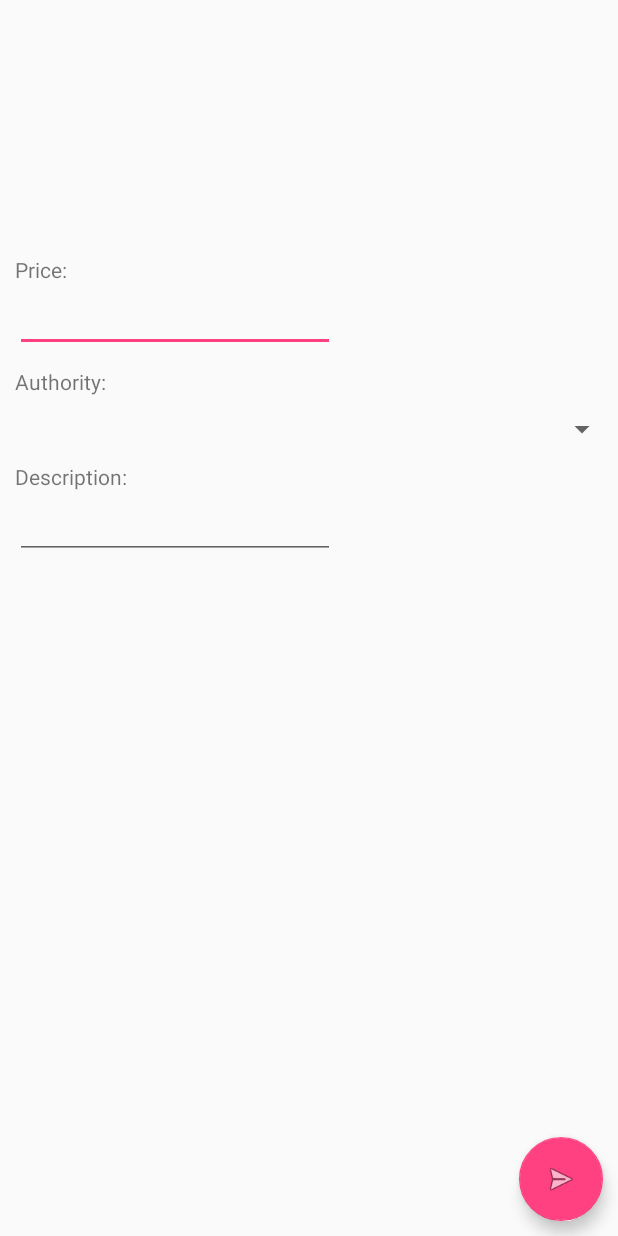
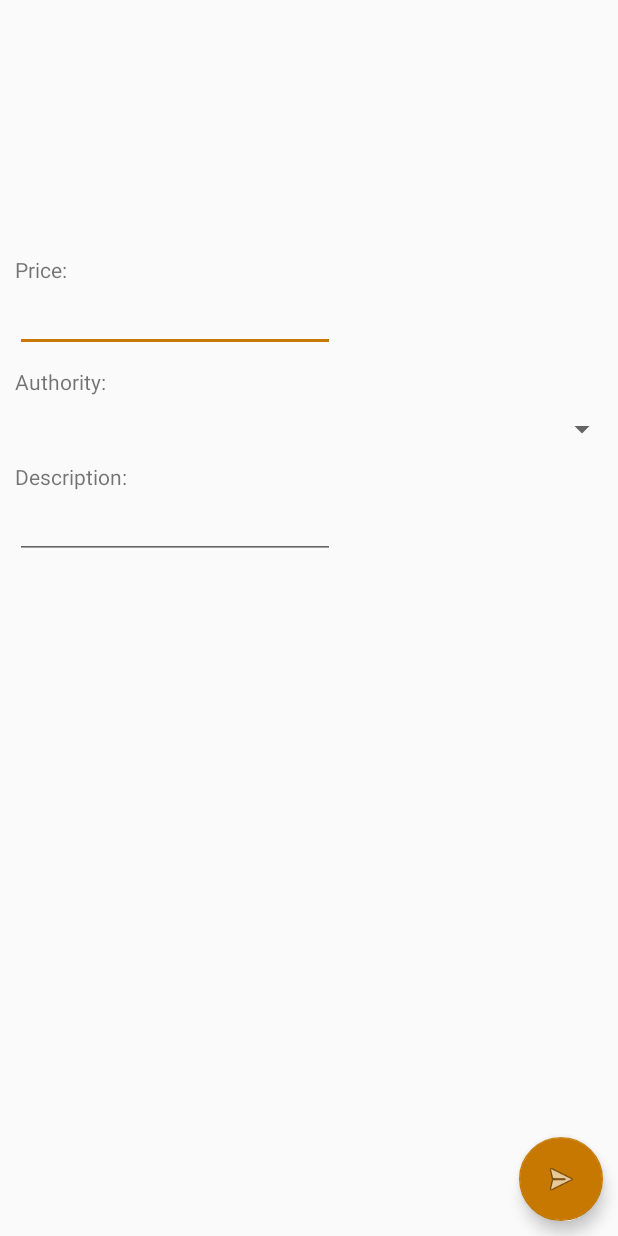
Before and after one commit to NickKrijg/SM33Declaration, an Android app: the screen it shows after launch (NewDeclarationActivity), after a tap on an icon or button, on a phone screen of 412 x 824 dp. Run offline under Robolectric (Android 15) with nearby library versions, the phone set to English and light mode, and no system bars; our stand-ins replace Firebase (no records; nobody signed in at launch, a user with empty details on screens opened directly).

Commit message:
updated colors

```diff
--- a/app/src/main/res/layout/declarations_cardview.xml
+++ b/app/src/main/res/layout/declarations_cardview.xml
@@ -40,7 +40,7 @@
 
             <ImageView
                 android:id="@+id/overflow"
-                android:layout_width="@dimen/ic_album_overflow_width"
+                android:layout_width="7dp"
                 android:layout_height="match_parent"
                 android:layout_alignParentLeft="true"
                 android:src="@color/statusAccepted" />
--- a/app/src/main/res/values/colors.xml
+++ b/app/src/main/res/values/colors.xml
@@ -2,7 +2,7 @@
 <resources>
     <color name="colorPrimary">#3F51B5</color>
     <color name="colorPrimaryDark">#303F9F</color>
-    <color name="colorAccent">#FF4081</color>
+    <color name="colorAccent">#c77800</color>
 
     <color name="primaryColor">#ffb300</color>
     <color name="primaryLightColor">#ffe54c</color>
@@ -15,7 +15,7 @@
 
     <color name="statusDeclined">#bc0b0b</color>
     <color name="statusAccepted">#14bc0b</color>
-    <color name="statusPending">#0b0ebc</color>
+    <color name="statusPending">#40afd1</color>
 
     <color name="viewBg">#f1f5f8</color>
     <color name="declaration_title">#4c4c4c</color>
```
